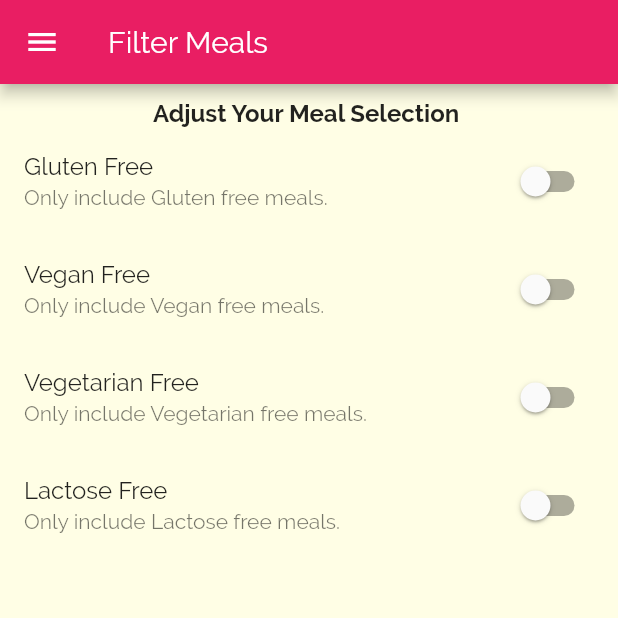
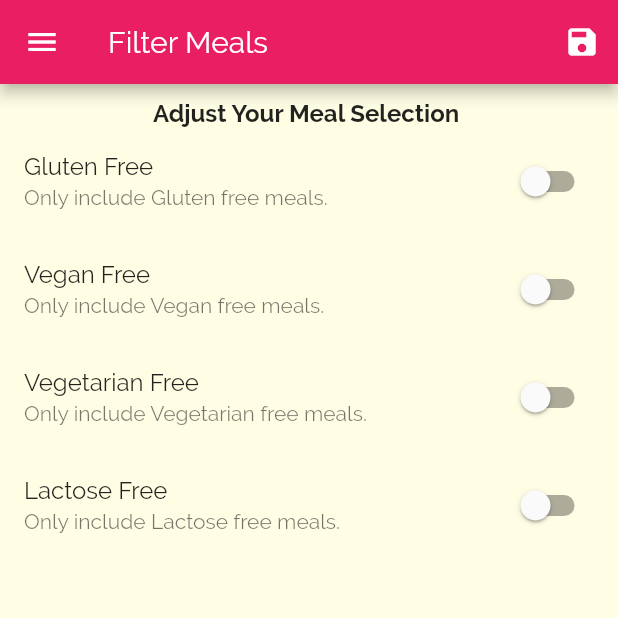
Before and after one commit to abhi2718/flutter_meals_app, a Flutter app: the screen it shows after launch, in the side drawer, after a tap on "Filter", on a phone screen of 412 x 824 dp, the top half of it. Run offline on Flutter 3.47's test engine with Material 2 defaults, Android fonts, the phone set to English and light mode, and no system bars.

Commit message:
Filter Screen Added

```diff
--- a/lib/main.dart
+++ b/lib/main.dart
@@ -1,15 +1,50 @@
 import 'package:flutter/material.dart';
-import './screens/categories.dart';
 import './screens/category_meals.dart';
 import './screens/mealDetail.dart';
 import './screens/tabsScreen.dart';
 import './screens/filterScreen.dart';
+import './dummayData/dummay_data.dart';
 
 void main() {
-  runApp(App());
+  runApp(const App());
 }
 
-class App extends StatelessWidget {
+class App extends StatefulWidget {
+  const App({Key? key}) : super(key: key);
+  @override
+  State<App> createState() => _AppState();
+}
+
+class _AppState extends State<App> {
+  Map<String, bool> filter = {
+    'GlutenFree': false,
+    'Vegan': false,
+    'Vegetarian': false,
+    'LactoseFree': false
+  };
+  List favoritesMeals = [];
+  List filteredMeals = DUMMY_MEALS;
+  void _setFilter(filter) {
+    setState(() {
+      this.filter = filter;
+      filteredMeals = DUMMY_MEALS.where((meals) {
+        if (filter['GlutenFree'] && !meals.isGlutenFree) {
+          return false;
+        }
+        if (filter['Vegan'] && !meals.isVegan) {
+          return false;
+        }
+        if (filter['Vegetarian'] && !meals.isVegetarian) {
+          return false;
+        }
+        if (filter['LactoseFree'] && !meals.isLactoseFree) {
+          return false;
+        }
+        return true;
+      }).toList();
+    });
+  }
+
   @override
   Widget build(BuildContext context) {
     return MaterialApp(
@@ -22,28 +57,14 @@ class App extends StatelessWidget {
         initialRoute: '/',
         routes: {
           '/': (context) => const TabScreen(),
-          '/category-meals': (context) => CategoryMealsScreen(),
+          CategoryMealsScreen.route: (context) => CategoryMealsScreen(
+                filteredMealsList: filteredMeals,
+              ),
           MealDetail.route: (context) => MealDetail(),
-          FilterScreen.route: (context) => const FilterScreen(),
+          FilterScreen.route: (context) => FilterScreen(
+                setFilter: _setFilter,
+                filter: filter,
+              ),
         });
   }
 }
-
-class _HomeScreen extends StatefulWidget {
-  @override
-  _HomeScreenState createState() {
-    return _HomeScreenState();
-  }
-}
-
-class _HomeScreenState extends State<_HomeScreen> {
-  @override
-  Widget build(BuildContext context) {
-    return Scaffold(
-      appBar: AppBar(
-        title: const Text('Meals App'),
-      ),
-      body: CategoriesScreen(),
-    );
-  }
-}
--- a/lib/screens/filterScreen.dart
+++ b/lib/screens/filterScreen.dart
@@ -2,31 +2,61 @@ import 'package:flutter/material.dart';
 import '../widgets/mainDrawer.dart';
 
 class FilterScreen extends StatefulWidget {
+  final Function setFilter;
   static const route = '/filter';
-  const FilterScreen({Key? key}) : super(key: key);
+  final Map filter;
+  const FilterScreen({Key? key, required this.setFilter, required this.filter})
+      : super(key: key);
   @override
   State<FilterScreen> createState() => _FilterScreenState();
 }
 
 class _FilterScreenState extends State<FilterScreen> {
-  var isGlutenFree = false;
-  var isVegan = false;
-  var isVegetarian = false;
-  var isLactoseFree = false;
+  bool isGlutenFree = false;
+  bool isVegan = false;
+  bool isVegetarian = false;
+  bool isLactoseFree = false;
+  @override
+  void initState() {
+   setState(() {
+      isGlutenFree = widget.filter['GlutenFree'];
+      isVegan = widget.filter['Vegan'];
+      isVegetarian = widget.filter['Vegetarian'];
+      isLactoseFree = widget.filter['LactoseFree'];
+    });
+    super.initState();
+  }
+
   @override
   Widget build(BuildContext context) {
     return Scaffold(
-      appBar: AppBar(title: const Text('Filter Meals')),
+      appBar: AppBar(
+        title: const Text('Filter Meals'),
+        actions: [
+          IconButton(
+              onPressed: () {
+                widget.setFilter({
+                  'GlutenFree': isGlutenFree,
+                  'Vegan': isVegan,
+                  'Vegetarian': isVegetarian,
+                  'LactoseFree': isLactoseFree
+                });
+              },
+              icon: const Icon(Icons.save))
+        ],
+      ),
       drawer: const Drawer(
         child: MainDrawer(),
       ),
       body: ListView(
         children: [
-          const SizedBox(height: 10,),
+          const SizedBox(
+            height: 10,
+          ),
           Container(
-            alignment:Alignment.center,
+            alignment: Alignment.center,
             child: const Text("Adjust Your Meal Selection ",
-            style:TextStyle(fontSize:16,fontWeight:FontWeight.bold)),
+                style: TextStyle(fontSize: 16, fontWeight: FontWeight.bold)),
           ),
           SwitchListTile(
               value: isGlutenFree,
@@ -36,9 +66,8 @@ class _FilterScreenState extends State<FilterScreen> {
                 });
               },
               title: const Text('Gluten Free'),
-              subtitle: const Text('Only include Gluten free meals.')
-              ),
-              SwitchListTile(
+              subtitle: const Text('Only include Gluten free meals.')),
+          SwitchListTile(
               value: isVegan,
               onChanged: (val) {
                 setState(() {
@@ -46,9 +75,8 @@ class _FilterScreenState extends State<FilterScreen> {
                 });
               },
               title: const Text('Vegan Free'),
-              subtitle: const Text('Only include Vegan free meals.')
-              ),
-              SwitchListTile(
+              subtitle: const Text('Only include Vegan free meals.')),
+          SwitchListTile(
               value: isVegetarian,
               onChanged: (val) {
                 setState(() {
@@ -56,9 +84,8 @@ class _FilterScreenState extends State<FilterScreen> {
                 });
               },
               title: const Text('Vegetarian Free'),
-              subtitle: const Text('Only include Vegetarian free meals.')
-              ),
-              SwitchListTile(
+              subtitle: const Text('Only include Vegetarian free meals.')),
+          SwitchListTile(
               value: isLactoseFree,
               onChanged: (val) {
                 setState(() {
@@ -66,8 +93,7 @@ class _FilterScreenState extends State<FilterScreen> {
                 });
               },
               title: const Text('Lactose Free'),
-              subtitle: const Text('Only include Lactose free meals.')
-              )
+              subtitle: const Text('Only include Lactose free meals.'))
         ],
       ),
     );
--- a/lib/widgets/mainDrawer.dart
+++ b/lib/widgets/mainDrawer.dart
@@ -9,25 +9,25 @@ class MainDrawer extends StatelessWidget {
     return Column(
       children: [
         const SizedBox(height: 40),
-        const Divider(height: 1),
+       // const Divider(height: 1),
         ListTile(
             leading: const Icon(Icons.restaurant),
             title: const Text('Meals'),
             onTap: () {
               Navigator.of(context).pushReplacementNamed('/');
             }),
-        const Divider(height: 1),
+       // const Divider(height: 1),
         const SizedBox(
           height: 10,
         ),
-        const Divider(height: 1),
+        //const Divider(height: 1),
         ListTile(
             leading: const Icon(Icons.settings),
             title: const Text('Filter'),
             onTap: () {
               Navigator.of(context).pushReplacementNamed(FilterScreen.route);
             }),
-        const Divider(height: 1),
+        // const Divider(height: 1),
         const SizedBox(
           height: 10,
         ),
```
Also changed, not shown: lib/screens/category_meals.dart (+7 -5 lines).
